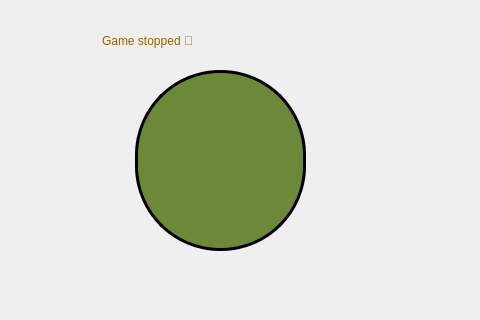
Above: SkullKing/server.ui from faezehghiasi/SkullKing_Game before the change; both pictures show x 265 to 745 and y 0 to 320 of the 1000 by 700 pixel window. Below: the same form after it.
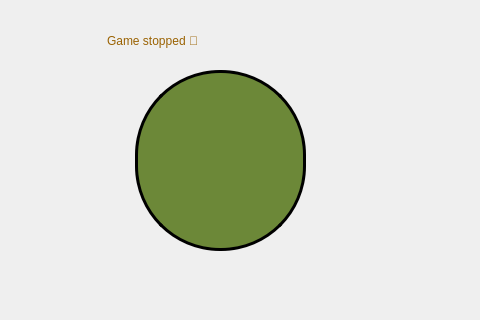
That is the form after the change. Icons and pictures are not drawn.

The edit to the form file:
```diff
--- a/SkullKing/server.ui
+++ b/SkullKing/server.ui
@@ -251,7 +251,7 @@
      <widget class="QLabel" name="gameStoped">
       <property name="geometry">
        <rect>
-        <x>367</x>
+        <x>372</x>
         <y>0</y>
         <width>271</width>
         <height>81</height>
```
